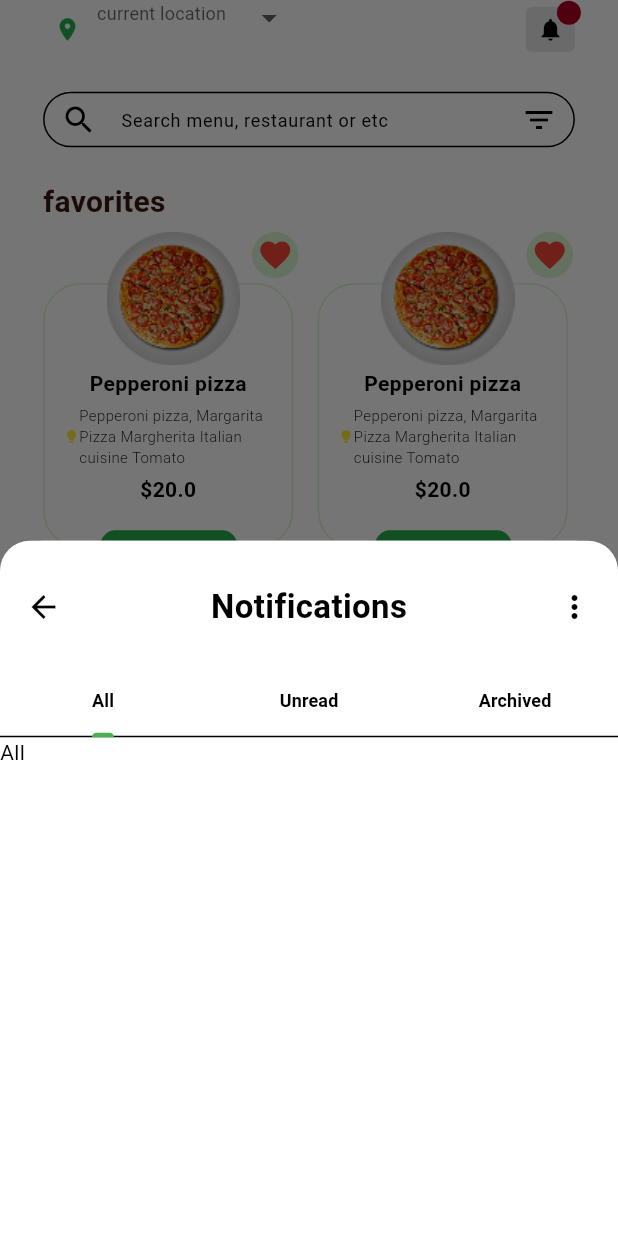
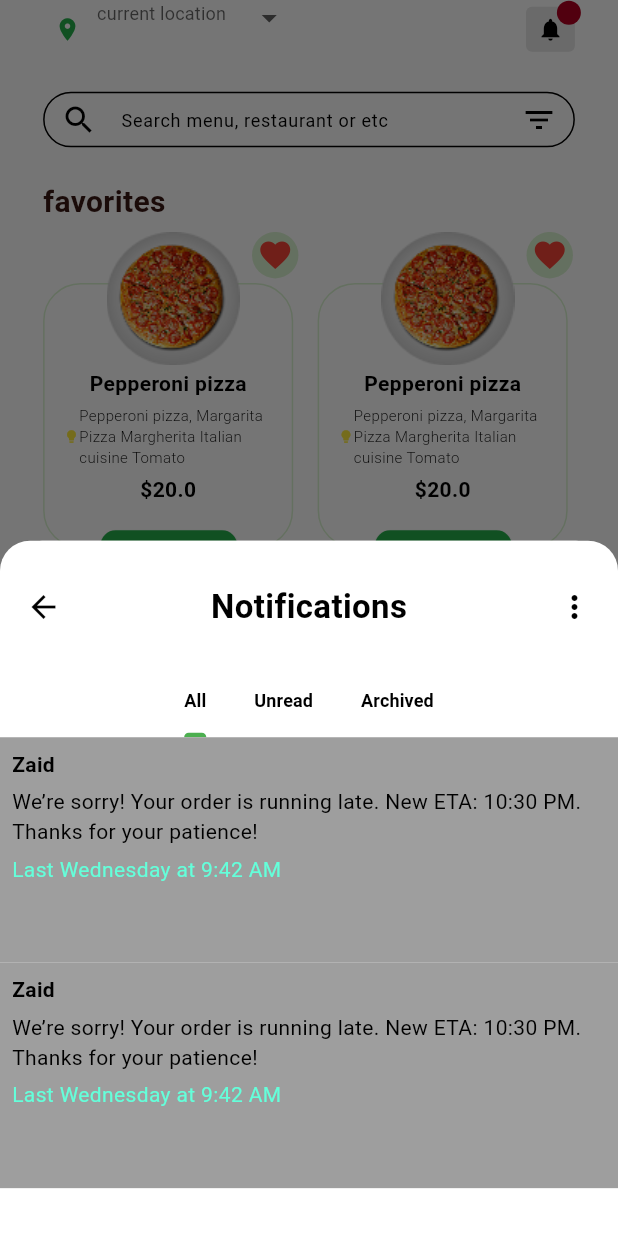
Before and after one commit to saifbataineh/food_tek, a Flutter app: the NavigationPage screen opened by its route, item 2 of the bottom bar chosen, after a tap on the "notifications" icon, on a phone screen of 412 x 824 dp. Run offline on Flutter 3.47's test engine with Material 3 defaults, Android fonts, the phone set to English and light mode, and no system bars.

Commit message:
add notification

```diff
--- a/lib/core/widgets/current_location_widget.dart
+++ b/lib/core/widgets/current_location_widget.dart
@@ -2,12 +2,26 @@ import 'package:flutter/material.dart';
 import 'package:food_tek/core/constants/app_colors.dart';
 import 'package:food_tek/core/utils/responsive_height_width.dart';
 import 'package:food_tek/core/widgets/location_drop_down_menu.dart';
+import 'package:food_tek/features/home/models/notification_model.dart';
+import 'package:food_tek/features/home/views/widgets/notification_widgets.dart';
 
 class CurrentLocationWidget extends StatelessWidget {
   const CurrentLocationWidget({super.key});
 
   @override
   Widget build(BuildContext context) {
+    List<NotificationModel> NotificationList = [
+      NotificationModel(
+          name: "Zaid",
+          message:
+              "We’re sorry! Your order is running late. New ETA: 10:30 PM. Thanks for your patience!",
+          date: "Last Wednesday at 9:42 AM"),
+      NotificationModel(
+          name: "Zaid",
+          message:
+              "We’re sorry! Your order is running late. New ETA: 10:30 PM. Thanks for your patience!",
+          date: "Last Wednesday at 9:42 AM")
+    ];
     return SizedBox(
       child: Row(
         children: [
@@ -89,6 +103,9 @@ class CurrentLocationWidget extends StatelessWidget {
                                   mainAxisAlignment: MainAxisAlignment.center,
                                   children: [
                                     const TabBar(
+                                      tabAlignment: TabAlignment.center,
+                                      dividerColor: Colors.transparent,
+                                      padding: EdgeInsets.all(0),
                                       labelColor: Colors.black,
                                       indicatorColor: Colors.green,
                                       tabs: [
@@ -100,9 +117,19 @@ class CurrentLocationWidget extends StatelessWidget {
                                     Expanded(
                                       child: TabBarView(
                                         children: [
-                                         Text("All"),
-                                         Text("unread"),
-                                         Text("archive"),
+                                          ListView.builder(
+                                            itemCount: NotificationList.length,
+                                            itemBuilder: (context, index) {
+                                              return NotificationWidgets(
+                                                notificationModel:
+                                                    NotificationList[index],
+                                                notificationList:
+                                                    NotificationList,
+                                              );
+                                            },
+                                          ),
+                                          Text("unread"),
+                                          Text("archive"),
                                         ],
                                       ),
                                     ),
@@ -116,7 +143,7 @@ class CurrentLocationWidget extends StatelessWidget {
                     },
                   );
                 },
-                icon: const Icon(size: 18, Icons.notifications),
+                icon: Icon(size: 18, Icons.notifications),
               ),
             ),
           ),
--- /dev/null
+++ b/lib/features/home/models/notification_model.dart
@@ -0,0 +1,8 @@
+class NotificationModel {
+  String name;
+  String message;
+  String date;
+
+  NotificationModel(
+      {required this.name, required this.message, required this.date});
+}
--- a/lib/features/home/views/main_page.dart
+++ b/lib/features/home/views/main_page.dart
@@ -79,10 +79,13 @@ class _MainPageState extends State<MainPage> {
               labelColor: Colors.green,
               unselectedLabelColor: Colors.black,
               tabs: [
-                _buildTab("All", null),
-                _buildTab("Burger", AppImageStrings.burger),
-                _buildTab("Pizza", AppImageStrings.pizza),
-                _buildTab("Sandwich", AppImageStrings.sandwsh),
+                  Tab(text: "All"),
+                  Tab(child: Row( children: [Image.asset(AppImageStrings.burger,),Text("Burger")],),),
+               Tab(child: Row(children: [Image.asset(AppImageStrings.pizza,),Text("pizza")],),),
+               Tab(child: Row(children: [Image.asset(AppImageStrings.sandwsh,),Text("sandwesh")],),),
+
+
+
               ],
             ),
           ),
@@ -98,42 +101,4 @@ class _MainPageState extends State<MainPage> {
       ),
     );
   }
-
-  Widget _buildTab(String title, String? imageAsset) {
-    bool isSelected = title == selectedCategory;
-
-    return GestureDetector(
-      onTap: () {
-        setState(() {
-          selectedCategory = title;
-        });
-      },
-      child: Container(
-        width: 100,
-        height: 40,
-        decoration: BoxDecoration(
-          color: isSelected ? AppColors.mainColor : Colors.white,
-          borderRadius: BorderRadius.circular(8),
-        ),
-        child: Center(
-          child: Row(
-            mainAxisAlignment: MainAxisAlignment.center,
-            children: [
-              if (imageAsset != null)
-                Padding(
-                  padding: const EdgeInsets.only(right: 5),
-                  child: Image.asset(imageAsset, width: 30, height: 30),
-                ),
-              Text(
-                title,
-                style: TextStyle(
-                  color: isSelected ? Colors.white : Colors.black,
-                ),
-              ),
-            ],
-          ),
-        ),
-      ),
-    );
-  }
 }
--- a/lib/features/home/views/widgets/burger_pag.dart
+++ b/lib/features/home/views/widgets/burger_pag.dart
@@ -1,10 +1,11 @@
 import 'package:flutter/material.dart';
+import 'package:food_tek/features/home/views/widgets/pizza_food_grid_view_widget.dart';
 
 class BurgerPag extends StatelessWidget {
   const BurgerPag({super.key});
 
   @override
   Widget build(BuildContext context) {
-    return const Placeholder();
+    return SafeArea(child: PizzaFoodGridViewWidget());
   }
 }
--- /dev/null
+++ b/lib/features/home/views/widgets/notification_widgets.dart
@@ -0,0 +1,41 @@
+import 'package:flutter/material.dart';
+import 'package:food_tek/core/utils/responsive_height_width.dart';
+import 'package:food_tek/features/home/models/notification_model.dart';
+
+class NotificationWidgets extends StatelessWidget {
+  final NotificationModel notificationModel;
+  NotificationWidgets({super.key, required this.notificationModel, required List<NotificationModel> notificationList});
+
+  @override
+  Widget build(BuildContext context) {
+    List <NotificationModel> NotificationList=[
+      NotificationModel(name: "Zaid", message: "We’re sorry! Your order is running late. New ETA: 10:30 PM. Thanks for your patience!", date: "Last Wednesday at 9:42 AM"),
+            NotificationModel(name: "Zaid", message: "We’re sorry! Your order is running late. New ETA: 10:30 PM. Thanks for your patience!", date: "Last Wednesday at 9:42 AM")
+    ];
+    return SafeArea(
+       child: SingleChildScrollView(
+         child: Container(
+          color: Colors.grey,
+          height: responsiveHeight(context,170),
+          child: Padding(
+            padding: const EdgeInsets.all(8.0),
+            child: SingleChildScrollView(
+              child: Column(
+                mainAxisAlignment: MainAxisAlignment.start,
+                crossAxisAlignment: CrossAxisAlignment.start,
+                children: [
+                  Text(notificationModel.name,style: TextStyle(fontWeight: FontWeight.bold),),
+                  SizedBox(height: 5,),
+                  Text(notificationModel.message),
+                  SizedBox(height: 5,),
+                  Text(notificationModel.date ,style: TextStyle(color: Colors.tealAccent),),
+                ],
+              ),
+            ),
+          ),
+
+         ),
+       ),
+    );
+  }
+}
--- a/lib/features/home/views/widgets/pizza_food_grid_view_widget.dart
+++ b/lib/features/home/views/widgets/pizza_food_grid_view_widget.dart
@@ -5,8 +5,8 @@ import 'package:food_tek/core/utils/responsive_height_width.dart';
 import 'package:food_tek/features/favorite/views/widgets/single_item_grid_tile_widget.dart';
 import 'package:food_tek/features/home/models/food_model.dart';
 
-class FoodFavoriteGridViewWidget extends StatelessWidget {
-  const FoodFavoriteGridViewWidget({super.key});
+class PizzaFoodGridViewWidget extends StatelessWidget {
+  const PizzaFoodGridViewWidget({super.key});
 
   @override
   Widget build(BuildContext context) {
@@ -48,7 +48,7 @@ class FoodFavoriteGridViewWidget extends StatelessWidget {
                   mainAxisSpacing: responsiveHeight(context, 22),
                   crossAxisCount: 2,
                   mainAxisExtent: responsiveHeight(context, 252)),
-              itemCount: 6,
+              itemCount: 4,
               itemBuilder: (context, index) => SignleItemGridTileWidget(
                     foodItem: pizzaList[index],
                   )),
--- a/lib/features/home/views/widgets/pizza_page.dart
+++ b/lib/features/home/views/widgets/pizza_page.dart
@@ -2,6 +2,7 @@ import 'package:flutter/material.dart';
 import 'package:food_tek/core/constants/app_image_strings.dart';
 import 'package:food_tek/features/favorite/views/widgets/food_favorite_grid_view_widget.dart';
 import 'package:food_tek/features/home/models/food_model.dart';
+import 'package:food_tek/features/home/views/widgets/pizza_food_grid_view_widget.dart';
 
 class PizzaPage extends StatelessWidget {
   PizzaPage({super.key});
@@ -34,6 +35,6 @@ class PizzaPage extends StatelessWidget {
 
   @override
   Widget build(BuildContext context) {
-    return SafeArea(child: FoodFavoriteGridViewWidget());
+    return SafeArea(child: PizzaFoodGridViewWidget());
   }
 }
--- a/lib/features/home/views/widgets/sandwesh_page.dart
+++ b/lib/features/home/views/widgets/sandwesh_page.dart
@@ -1,10 +1,11 @@
 import 'package:flutter/material.dart';
+import 'package:food_tek/features/home/views/widgets/pizza_food_grid_view_widget.dart';
 
 class SandweshPage extends StatelessWidget {
   const SandweshPage({super.key});
 
   @override
   Widget build(BuildContext context) {
-    return const Placeholder();
+    return SafeArea(child: PizzaFoodGridViewWidget());
   }
 }
```
